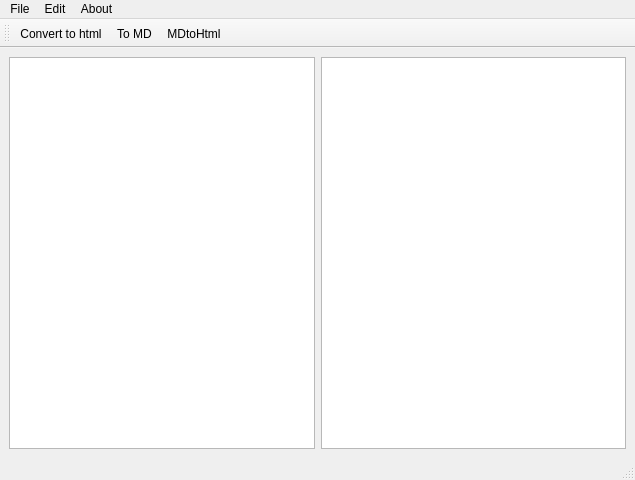
Before: the Qt Designer form src/forms/mainwindow.ui in pavelkral/mdedit, drawn with Qt 5.
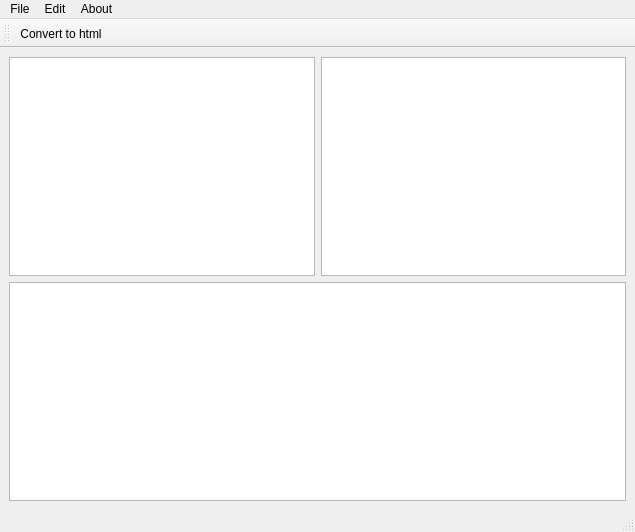
After: the same form once the commit is applied. Icons and pictures are not drawn.

Commit message: Adds HTML preview

The edit to the form file:
```diff
--- a/src/forms/mainwindow.ui
+++ b/src/forms/mainwindow.ui
@@ -7,7 +7,7 @@
     <x>0</x>
     <y>0</y>
     <width>635</width>
-    <height>480</height>
+    <height>532</height>
    </rect>
   </property>
   <property name="windowTitle">
@@ -25,6 +25,12 @@
     <item row="0" column="0">
      <widget class="QTextEdit" name="ted"/>
     </item>
+    <item row="0" column="1">
+     <widget class="QTextEdit" name="textEditPreview"/>
+    </item>
+    <item row="1" column="0" colspan="2">
+     <widget class="QTextEdit" name="textEditHtml"/>
+    </item>
    </layout>
   </widget>
   <widget class="QMenuBar" name="menubar">
@@ -76,8 +82,6 @@
     <bool>false</bool>
    </attribute>
    <addaction name="actionTohtml"/>
-   <addaction name="actionToMD"/>
-   <addaction name="actionMDtoHtml"/>
   </widget>
   <action name="actionFileOpen">
    <property name="text">
```
Left out of the diff: 5 changed lines with no effect on the pictures.
